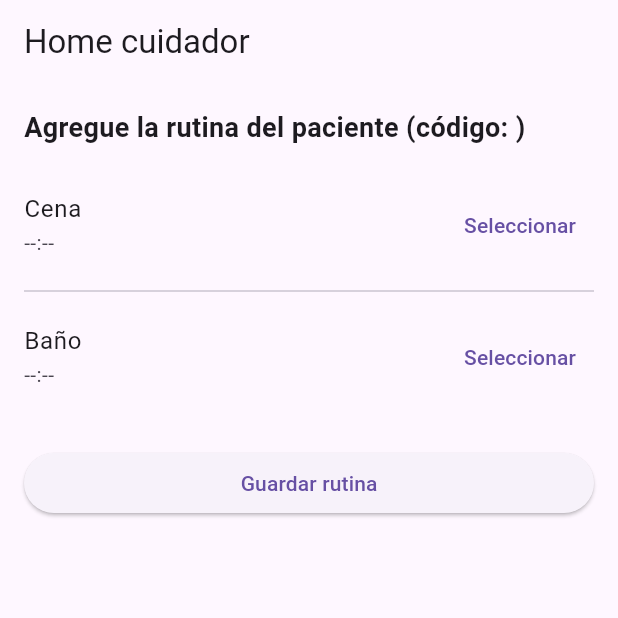
After one commit to mafedev/tfg-frontend, a Flutter app: the CaregiverHomeScreen screen opened directly, after a tap on "Aceptar", on a phone screen of 412 x 824 dp, the top half of it. The commit adds this screen. Run offline on Flutter 3.47's test engine with Material 3 defaults, Android fonts, the phone set to English and light mode, and no system bars.

Commit message:
feat(home): add role selection and basic patient input flow after login
- Replaces empty HomeScreen with a simple flow asking for user role
- If role is 'patient', prompts for patient ID (currently shows a placeholder/fake ID) and routine
- Inputs are not validated yet, accepts any values
- Everything is temporary and will be properly implemented later

```diff
--- a/lib/features/auth/login_screen.dart
+++ b/lib/features/auth/login_screen.dart
@@ -1,5 +1,3 @@
-// ignore_for_file: deprecated_member_use
-
 import 'package:flutter/material.dart';
 import 'package:tfg_frontend/features/auth/auth_service.dart';
 import 'package:tfg_frontend/features/auth/signup_screen.dart';
@@ -14,7 +12,7 @@ class LoginScreen extends StatefulWidget {
 }
 
 class _LoginScreenState extends State<LoginScreen> {
-  final _formKey = GlobalKey<FormState>();
+  final _formKey = GlobalKey<FormState>(); // Clave del formulario
   final emailController = TextEditingController();
   final passwordController = TextEditingController();
 
--- /dev/null
+++ b/lib/features/home/caregiver_home_screen.dart
@@ -0,0 +1,138 @@
+import 'package:flutter/material.dart';
+
+// Pantalla principal para el cuidador que permite:
+//  - Ingresar el código numérico de un paciente.
+//  - Definir horarios de rutina (ej. cena y baño) para el paciente.
+// Esta pantalla es Stateful porque mantiene estado local (código, horarios, formulario).
+class CaregiverHomeScreen extends StatefulWidget {
+  const CaregiverHomeScreen({super.key});
+
+  @override
+  State<CaregiverHomeScreen> createState() => _CaregiverHomeScreenState();
+}
+
+class _CaregiverHomeScreenState extends State<CaregiverHomeScreen> {
+  // Código que escribe el usuario (sin controlador)
+  String _inputCode = '';
+
+  // Código confirmado; si es null se muestra la pantalla de ingreso
+  String? _patientCode;
+
+  // Horarios simples
+  TimeOfDay? _dinnerTime;
+  TimeOfDay? _bathTime;
+
+  // Método para confirmar el código (sin validaciones)
+  void _submitPatientCode() {
+    setState(() {
+      _patientCode = _inputCode.trim();
+    });
+  }
+
+  // Guardar rutina
+  void _submitRoutine() {
+    setState(() {
+      // Para luego
+    });
+  }
+
+  // Pequeña ayuda para mostrar la hora con el formato local o '--:--'
+  String _timeText(TimeOfDay? t, BuildContext ctx) => t?.format(ctx) ?? '--:--';
+
+  @override
+  Widget build(BuildContext context) {
+    return Scaffold(
+      appBar: AppBar(title: const Text('Home cuidador')),
+      body: Padding(
+        padding: const EdgeInsets.all(16.0),
+        child: _patientCode == null ? _buildPatientCodeInput() : _buildRoutineForm(),
+      ),
+    );
+  }
+
+  // UI para ingresar el código
+  Widget _buildPatientCodeInput() {
+    return Column(
+      crossAxisAlignment: CrossAxisAlignment.stretch,
+      children: [
+        const Text('Ingrese el código del paciente', style: TextStyle(fontSize: 18, fontWeight: FontWeight.w600)),
+        const SizedBox(height: 12),
+        TextField(
+          keyboardType: TextInputType.number,
+          onChanged: (v) => _inputCode = v,
+          decoration: const InputDecoration(
+            border: OutlineInputBorder(),
+            hintText: 'Código numérico del paciente',
+          ),
+        ),
+        const SizedBox(height: 12),
+        ElevatedButton(onPressed: _submitPatientCode, child: const Text('Aceptar')),
+      ],
+    );
+  }
+
+  // Formulario mínimo para seleccionar horas
+  Widget _buildRoutineForm() {
+    return Column(
+      crossAxisAlignment: CrossAxisAlignment.stretch,
+      children: [
+        Text('Agregue la rutina del paciente (código: $_patientCode)', style: const TextStyle(fontSize: 18, fontWeight: FontWeight.w600)),
+        const SizedBox(height: 16),
+
+        ListTile(
+          contentPadding: EdgeInsets.zero,
+          title: const Text('Cena'),
+          subtitle: Text(_timeText(_dinnerTime, context)),
+          trailing: TextButton(
+            onPressed: () async {
+              final picked = await showTimePicker(
+                context: context,
+                initialTime: _dinnerTime ?? TimeOfDay.now(),
+              );
+              if (picked != null) setState(() => _dinnerTime = picked);
+            },
+            child: const Text('Seleccionar'),
+          ),
+        ),
+
+        const Divider(),
+
+        ListTile(
+          contentPadding: EdgeInsets.zero,
+          title: const Text('Baño'),
+          subtitle: Text(_timeText(_bathTime, context)),
+          trailing: TextButton(
+            onPressed: () async {
+              final picked = await showTimePicker(
+                context: context,
+                initialTime: _bathTime ?? TimeOfDay.now(),
+              );
+              if (picked != null) setState(() => _bathTime = picked);
+            },
+            child: const Text('Seleccionar'),
+          ),
+        ),
+
+        const SizedBox(height: 24),
+        ElevatedButton(onPressed: _submitRoutine, child: const Text('Guardar rutina')),
+
+        const SizedBox(height: 16),
+        if (_dinnerTime != null || _bathTime != null)
+          Card(
+            child: Padding(
+              padding: const EdgeInsets.all(12.0),
+              child: Column(
+                crossAxisAlignment: CrossAxisAlignment.start,
+                children: [
+                  const Text('Rutina actual', style: TextStyle(fontWeight: FontWeight.w600)),
+                  const SizedBox(height: 8),
+                  Text('Cena: ${_timeText(_dinnerTime, context)}'),
+                  Text('Baño: ${_timeText(_bathTime, context)}'),
+                ],
+              ),
+            ),
+          ),
+      ],
+    );
+  }
+}
```
Also changed, not shown: lib/features/home/home_screen.dart (+44 -1 lines), lib/features/home/patient_home_screen.dart (added, +48 -0 lines).
